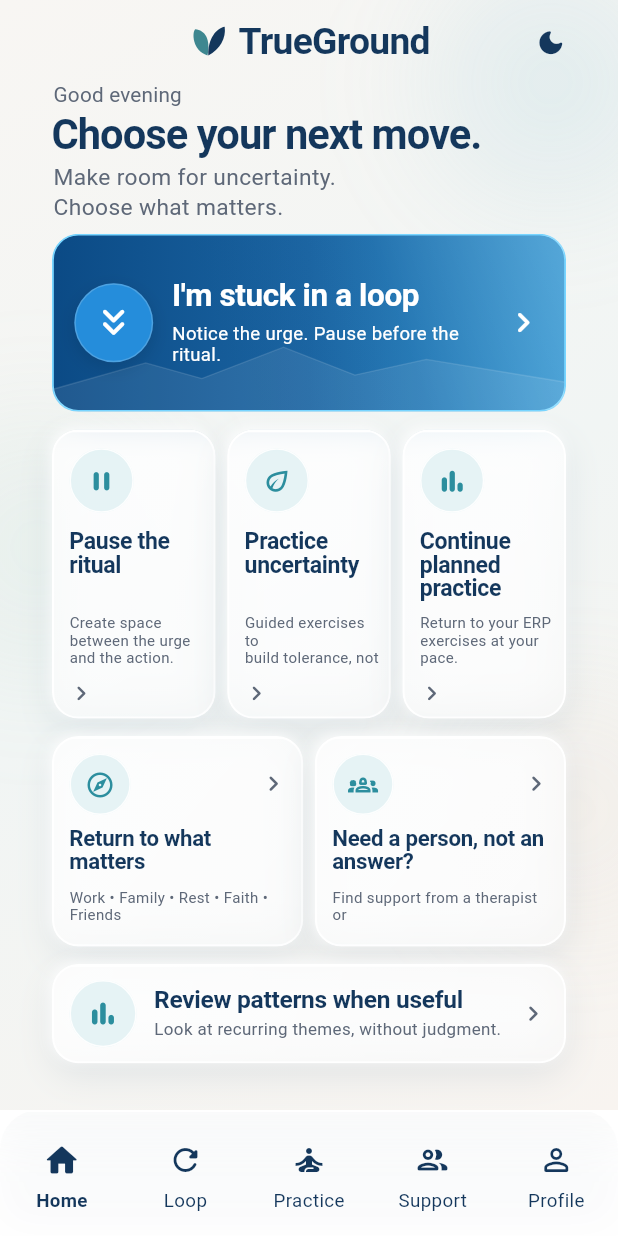
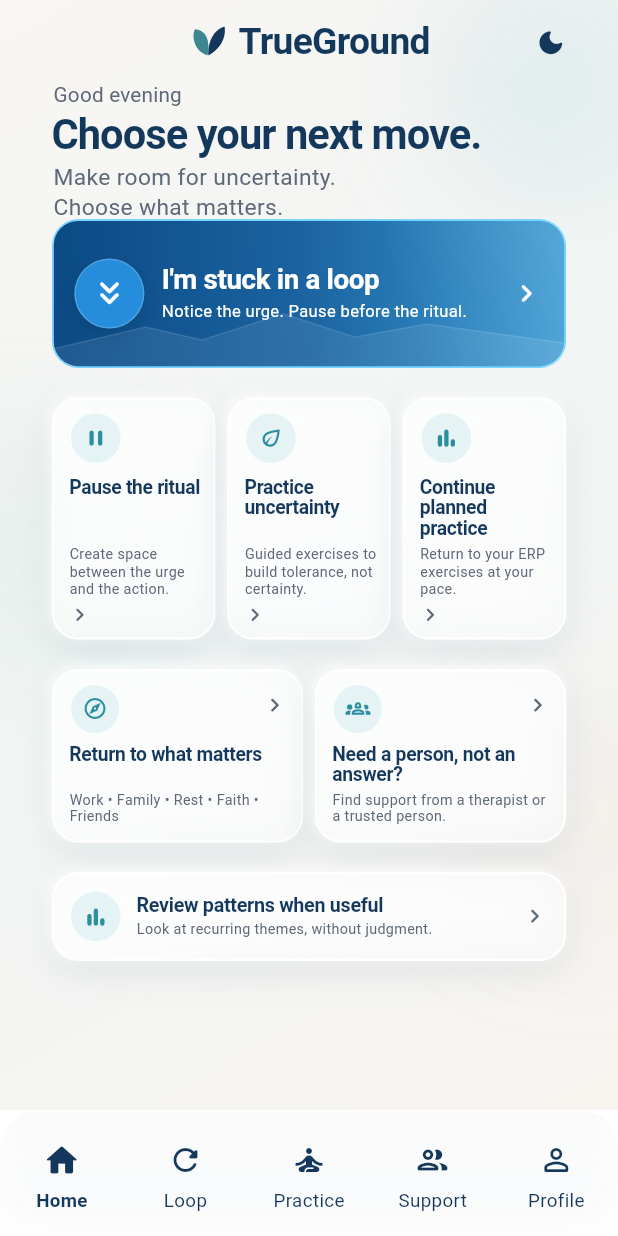
Before and after one commit to hraaaaf/trueground, a Flutter app: the screen it shows after launch, on a phone screen of 412 x 824 dp. Run offline on Flutter 3.47's test engine with Material 3 defaults, Android fonts, the phone set to English and light mode, and no system bars; our stand-ins replace go_router.

Commit message:
fix: match dashboard target proportions

```diff
--- a/lib/dashboard/dashboard_v3_screen.dart
+++ b/lib/dashboard/dashboard_v3_screen.dart
@@ -96,16 +96,16 @@ class _TargetDashboard extends StatelessWidget {
                       Positioned(
                         left: 19,
                         right: 19,
-                        top: 160,
-                        height: 122,
+                        top: 150,
+                        height: 102,
                         child: _HeroCard(onTap: () => context.go('/loop')),
                       ),
                       Positioned(
                         key: DashboardV3Screen.practiceGridKey,
                         left: 19,
                         right: 19,
-                        top: 294,
-                        height: 198,
+                        top: 272,
+                        height: 166,
                         child: Row(
                           crossAxisAlignment: CrossAxisAlignment.stretch,
                           children: <Widget>[
@@ -145,8 +145,8 @@ class _TargetDashboard extends StatelessWidget {
                         key: DashboardV3Screen.valuesGridKey,
                         left: 19,
                         right: 19,
-                        top: 504,
-                        height: 144,
+                        top: 458,
+                        height: 119,
                         child: Row(
                           crossAxisAlignment: CrossAxisAlignment.stretch,
                           children: <Widget>[
@@ -174,8 +174,8 @@ class _TargetDashboard extends StatelessWidget {
                       const Positioned(
                         left: 19,
                         right: 19,
-                        top: 660,
-                        height: 68,
+                        top: 597,
+                        height: 61,
                         child: _ReviewCard(),
                       ),
                     ],
@@ -397,13 +397,13 @@ class _HeroCard extends StatelessWidget {
                 Padding(
                   padding: const EdgeInsets.symmetric(
                     horizontal: 14,
-                    vertical: 14,
+                    vertical: 10,
                   ),
                   child: Row(
                     children: <Widget>[
                       Container(
-                        width: 54,
-                        height: 54,
+                        width: 48,
+                        height: 48,
                         decoration: BoxDecoration(
                           shape: BoxShape.circle,
                           color: const Color(0xFF258DDB),
@@ -421,10 +421,10 @@ class _HeroCard extends StatelessWidget {
                         child: const Icon(
                           Icons.keyboard_double_arrow_down_rounded,
                           color: Colors.white,
-                          size: 31,
+                          size: 27,
                         ),
                       ),
-                      const SizedBox(width: 13),
+                      const SizedBox(width: 12),
                       const Expanded(
                         child: Column(
                           mainAxisAlignment: MainAxisAlignment.center,
@@ -434,19 +434,19 @@ class _HeroCard extends StatelessWidget {
                               "I'm stuck in a loop",
                               maxLines: 1,
                               style: TextStyle(
-                                fontSize: 21.5,
+                                fontSize: 19,
                                 height: 1,
                                 fontWeight: FontWeight.w700,
                                 letterSpacing: -0.25,
                                 color: Colors.white,
                               ),
                             ),
-                            SizedBox(height: 7),
+                            SizedBox(height: 5),
                             Text(
                               'Notice the urge. Pause before the ritual.',
                               maxLines: 2,
                               style: TextStyle(
-                                fontSize: 12.7,
+                                fontSize: 11.3,
                                 height: 1.2,
                                 color: Colors.white,
                               ),
@@ -458,7 +458,7 @@ class _HeroCard extends StatelessWidget {
                       const Icon(
                         Icons.chevron_right_rounded,
                         color: Colors.white,
-                        size: 28,
+                        size: 24,
                       ),
                     ],
                   ),
@@ -498,20 +498,20 @@ class _TargetCard extends StatelessWidget {
           children: <Widget>[
             Positioned(
               left: 12,
-              top: 13,
-              child: _RoundIcon(icon: icon, size: 44),
+              top: 10,
+              child: _RoundIcon(icon: icon, size: 36),
             ),
             Positioned(
               left: 12,
               right: 8,
-              top: 68,
-              height: 52,
+              top: 55,
+              height: 43,
               child: Text(
                 title,
                 maxLines: 3,
                 overflow: TextOverflow.ellipsis,
                 style: const TextStyle(
-                  fontSize: 15.8,
+                  fontSize: 13.2,
                   height: 1.04,
                   fontWeight: FontWeight.w700,
                   letterSpacing: -0.22,
@@ -522,14 +522,14 @@ class _TargetCard extends StatelessWidget {
             Positioned(
               left: 12,
               right: 6,
-              top: 126,
-              height: 40,
+              top: 102,
+              height: 39,
               child: Text(
                 description,
                 maxLines: 3,
                 overflow: TextOverflow.ellipsis,
                 style: const TextStyle(
-                  fontSize: 10.3,
+                  fontSize: 9.8,
                   height: 1.18,
                   color: TrueGroundColors.inkMuted,
                 ),
@@ -537,10 +537,10 @@ class _TargetCard extends StatelessWidget {
             ),
             const Positioned(
               left: 10,
-              bottom: 7,
+              bottom: 8,
               child: Icon(
                 Icons.chevron_right_rounded,
-                size: 20,
+                size: 18,
                 color: TrueGroundColors.inkMuted,
               ),
             ),
@@ -577,29 +577,29 @@ class _WideCard extends StatelessWidget {
           children: <Widget>[
             Positioned(
               left: 12,
-              top: 12,
-              child: _RoundIcon(icon: icon, size: 42),
+              top: 10,
+              child: _RoundIcon(icon: icon, size: 35),
             ),
             const Positioned(
               right: 10,
-              top: 22,
+              top: 15,
               child: Icon(
                 Icons.chevron_right_rounded,
-                size: 21,
+                size: 19,
                 color: TrueGroundColors.inkMuted,
               ),
             ),
             Positioned(
               left: 12,
               right: 10,
-              top: 62,
-              height: 38,
+              top: 52,
+              height: 30,
               child: Text(
                 title,
                 maxLines: 2,
                 overflow: TextOverflow.ellipsis,
                 style: const TextStyle(
-                  fontSize: 15.2,
+                  fontSize: 13.2,
                   height: 1.04,
                   fontWeight: FontWeight.w700,
                   letterSpacing: -0.18,
@@ -610,14 +610,14 @@ class _WideCard extends StatelessWidget {
             Positioned(
               left: 12,
               right: 10,
-              top: 105,
-              height: 30,
+              top: 84,
+              height: 28,
               child: Text(
                 description,
                 maxLines: 2,
                 overflow: TextOverflow.ellipsis,
                 style: const TextStyle(
-                  fontSize: 10.3,
+                  fontSize: 9.8,
                   height: 1.16,
                   color: TrueGroundColors.inkMuted,
                 ),
@@ -641,11 +641,11 @@ class _ReviewCard extends StatelessWidget {
       excludeSemantics: true,
       child: _GlassPanel(
         child: const Padding(
-          padding: EdgeInsets.symmetric(horizontal: 12, vertical: 9),
+          padding: EdgeInsets.symmetric(horizontal: 12, vertical: 8),
           child: Row(
             children: <Widget>[
-              _RoundIcon(icon: Icons.bar_chart_rounded, size: 46),
-              SizedBox(width: 12),
+              _RoundIcon(icon: Icons.bar_chart_rounded, size: 36),
+              SizedBox(width: 10),
               Expanded(
                 child: Column(
                   mainAxisAlignment: MainAxisAlignment.center,
@@ -655,19 +655,19 @@ class _ReviewCard extends StatelessWidget {
                       'Review patterns when useful',
                       maxLines: 1,
                       style: TextStyle(
-                        fontSize: 16.8,
+                        fontSize: 13.5,
                         height: 1,
                         fontWeight: FontWeight.w700,
                         letterSpacing: -0.2,
                         color: TrueGroundColors.primary,
                       ),
                     ),
-                    SizedBox(height: 5),
+                    SizedBox(height: 3),
                     Text(
                       'Look at recurring themes, without judgment.',
                       maxLines: 1,
                       style: TextStyle(
-                        fontSize: 11.6,
+                        fontSize: 9.8,
                         height: 1.1,
                         color: TrueGroundColors.inkMuted,
                       ),
@@ -677,7 +677,7 @@ class _ReviewCard extends StatelessWidget {
               ),
               Icon(
                 Icons.chevron_right_rounded,
-                size: 21,
+                size: 19,
                 color: TrueGroundColors.inkMuted,
               ),
             ],
```
